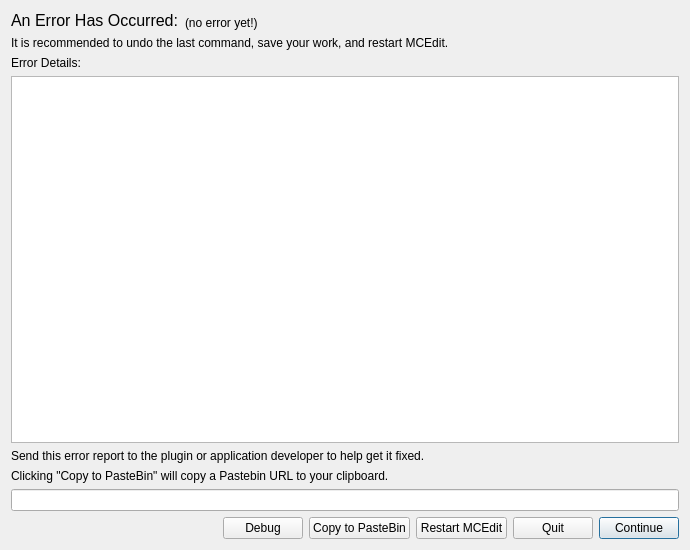
The window that src/mcedit2/ui/dialogs/error_dialog.ui (mcedit/mcedit2) describes before a commit, drawn with Qt 5.
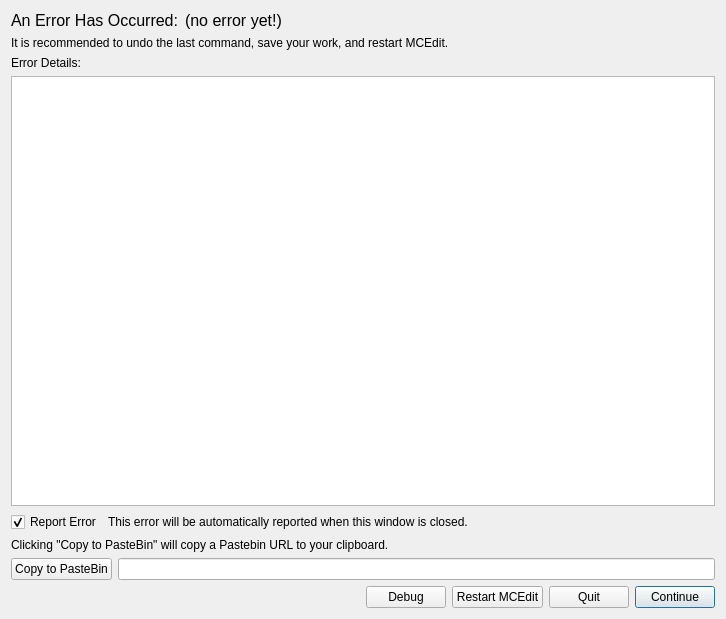
The same window after the commit.

Commit message: Install Sentry error reporting system

The edit to the form file:
```diff
--- a/src/mcedit2/ui/dialogs/error_dialog.ui
+++ b/src/mcedit2/ui/dialogs/error_dialog.ui
@@ -6,8 +6,8 @@
    <rect>
     <x>0</x>
     <y>0</y>
-    <width>690</width>
-    <height>550</height>
+    <width>726</width>
+    <height>619</height>
    </rect>
   </property>
   <property name="windowTitle">
@@ -37,6 +37,11 @@
          <verstretch>0</verstretch>
         </sizepolicy>
        </property>
+       <property name="font">
+        <font>
+         <pointsize>12</pointsize>
+        </font>
+       </property>
        <property name="text">
         <string>(no error yet!)</string>
        </property>
@@ -62,15 +67,88 @@
     </widget>
    </item>
    <item>
-    <widget class="QTextBrowser" name="tracebackView"/>
-   </item>
-   <item>
-    <widget class="QLabel" name="label_4">
-     <property name="text">
-      <string>Send this error report to the plugin or application developer to help get it fixed. </string>
+    <widget class="QTextBrowser" name="tracebackView">
+     <property name="sizePolicy">
+      <sizepolicy hsizetype="Expanding" vsizetype="Expanding">
+       <horstretch>0</horstretch>
+       <verstretch>1</verstretch>
+      </sizepolicy>
      </property>
     </widget>
    </item>
+   <item>
+    <layout class="QHBoxLayout" name="horizontalLayout_4">
+     <item>
+      <widget class="QCheckBox" name="reportErrorCheckbox">
+       <property name="text">
+        <string>Report Error</string>
+       </property>
+       <property name="checked">
+        <bool>true</bool>
+       </property>
+      </widget>
+     </item>
+     <item>
+      <widget class="QStackedWidget" name="reportingLabelStack">
+       <property name="sizePolicy">
+        <sizepolicy hsizetype="Preferred" vsizetype="Minimum">
+         <horstretch>0</horstretch>
+         <verstretch>0</verstretch>
+        </sizepolicy>
+       </property>
+       <property name="currentIndex">
+        <number>0</number>
+       </property>
+       <widget class="QWidget" name="page">
+        <property name="sizePolicy">
+         <sizepolicy hsizetype="Preferred" vsizetype="Minimum">
+          <horstretch>0</horstretch>
+          <verstretch>0</verstretch>
+         </sizepolicy>
+        </property>
+        <layout class="QVBoxLayout" name="verticalLayout_2">
+         <property name="spacing">
+          <number>0</number>
+         </property>
+         <property name="margin">
+          <number>0</number>
+         </property>
+         <item>
+          <widget class="QLabel" name="autoSendErrorLabel">
+           <property name="text">
+            <string>This error will be automatically reported when this window is closed.</string>
+           </property>
+          </widget>
+         </item>
+        </layout>
+       </widget>
+       <widget class="QWidget" name="page_2">
+        <property name="sizePolicy">
+         <sizepolicy hsizetype="Preferred" vsizetype="Minimum">
+          <horstretch>0</horstretch>
+          <verstretch>0</verstretch>
+         </sizepolicy>
+        </property>
+        <layout class="QVBoxLayout" name="verticalLayout_3">
+         <property name="spacing">
+          <number>0</number>
+         </property>
+         <property name="margin">
+          <number>0</number>
+         </property>
+         <item>
+          <widget class="QLabel" name="manualSendErrorLabel">
+           <property name="text">
+            <string>Send this error report to the plugin or application developer to help get it fixed. </string>
+           </property>
+          </widget>
+         </item>
+        </layout>
+       </widget>
+      </widget>
+     </item>
+    </layout>
+   </item>
    <item>
     <widget class="QLabel" name="copyToPastebinLabel">
      <property name="text">
@@ -79,11 +157,28 @@
     </widget>
    </item>
    <item>
-    <widget class="QLineEdit" name="pastebinURLBox">
-     <property name="readOnly">
-      <bool>true</bool>
-     </property>
-    </widget>
+    <layout class="QHBoxLayout" name="horizontalLayout_3">
+     <item>
+      <widget class="QPushButton" name="copyToPastebinButton">
+       <property name="text">
+        <string>Copy to PasteBin</string>
+       </property>
+      </widget>
+     </item>
+     <item>
+      <widget class="QLineEdit" name="pastebinURLBox">
+       <property name="sizePolicy">
+        <sizepolicy hsizetype="Expanding" vsizetype="Fixed">
+         <horstretch>1</horstretch>
+         <verstretch>0</verstretch>
+        </sizepolicy>
+       </property>
+       <property name="readOnly">
+        <bool>true</bool>
+       </property>
+      </widget>
+     </item>
+    </layout>
    </item>
    <item>
     <layout class="QHBoxLayout" name="horizontalLayout">
@@ -107,13 +202,6 @@
        </property>
       </widget>
      </item>
-     <item>
-      <widget class="QPushButton" name="copyToPastebinButton">
-       <property name="text">
-        <string>Copy to PasteBin</string>
-       </property>
-      </widget>
-     </item>
      <item>
       <widget class="QPushButton" name="restartMCEditButton">
        <property name="text">
```
Left out of the diff: 35 changed lines with no effect on the pictures. The commit also changes 4 other files.
